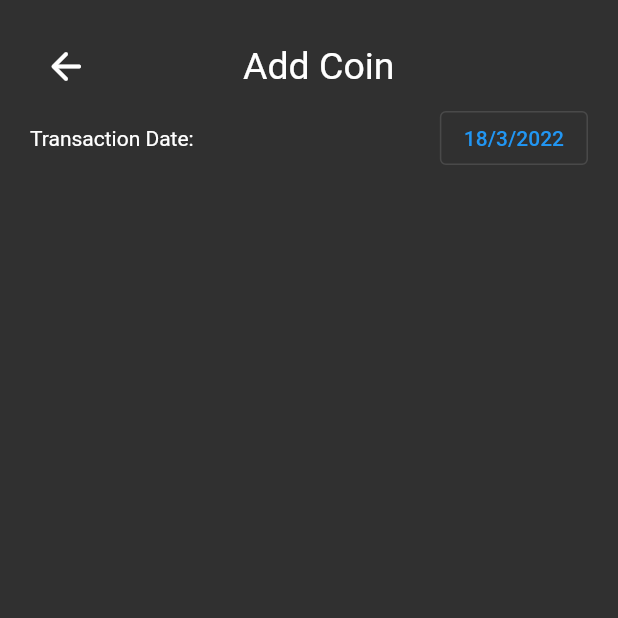
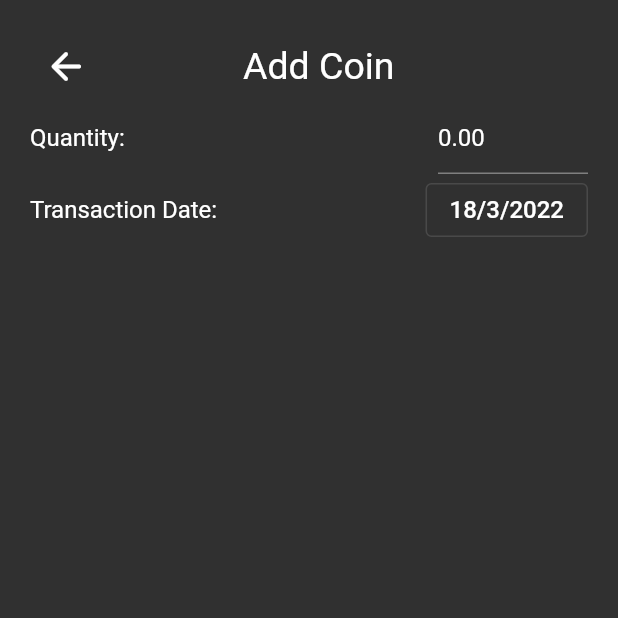
Before and after one commit to Charizard17/bit_holdings_app, a Flutter app: the AddCoinScreen screen opened directly, on a phone screen of 412 x 824 dp, the top half of it. Run offline on Flutter 3.47's test engine with Material 2 defaults, Android fonts, the phone set to English and light mode, and no system bars.

Commit message:
some adjustments

```diff
--- a/lib/screens/add_coin_screen.dart
+++ b/lib/screens/add_coin_screen.dart
@@ -8,6 +8,7 @@ class AddCoinScreen extends StatefulWidget {
 }
 
 class _AddCoinScreenState extends State<AddCoinScreen> {
+  TextEditingController _quantity = TextEditingController();
   DateTime _selectedDate = DateTime.now();
   @override
   Widget build(BuildContext context) {
@@ -61,10 +62,46 @@ class _AddCoinScreenState extends State<AddCoinScreen> {
                 Row(
                   mainAxisAlignment: MainAxisAlignment.spaceBetween,
                   children: [
-                    Text('Transaction Date:'),
+                    Text(
+                      'Quantity:',
+                      style: TextStyle(
+                        fontSize: 16,
+                      ),
+                    ),
+                    Container(
+                      width: 100,
+                      child: TextFormField(
+                        controller: _quantity,
+                        decoration: InputDecoration(
+                          hintText: '0.00',
+                          hintStyle: TextStyle(
+                            color: Colors.white,
+                          ),
+                        ),
+                        style: TextStyle(
+                          color: Colors.white,
+                        ),
+                      ),
+                    )
+                  ],
+                ),
+                Row(
+                  mainAxisAlignment: MainAxisAlignment.spaceBetween,
+                  children: [
+                    Text(
+                      'Transaction Date:',
+                      style: TextStyle(
+                        fontSize: 16,
+                      ),
+                    ),
                     OutlinedButton(
                       child: Text(
-                          '${_selectedDate.day}/${_selectedDate.month}/${_selectedDate.year}'),
+                        '${_selectedDate.day}/${_selectedDate.month}/${_selectedDate.year}',
+                        style: TextStyle(
+                          fontSize: 16,
+                          color: Colors.white,
+                        ),
+                      ),
                       onPressed: () {
                         _selectDate(context);
                       },
```
